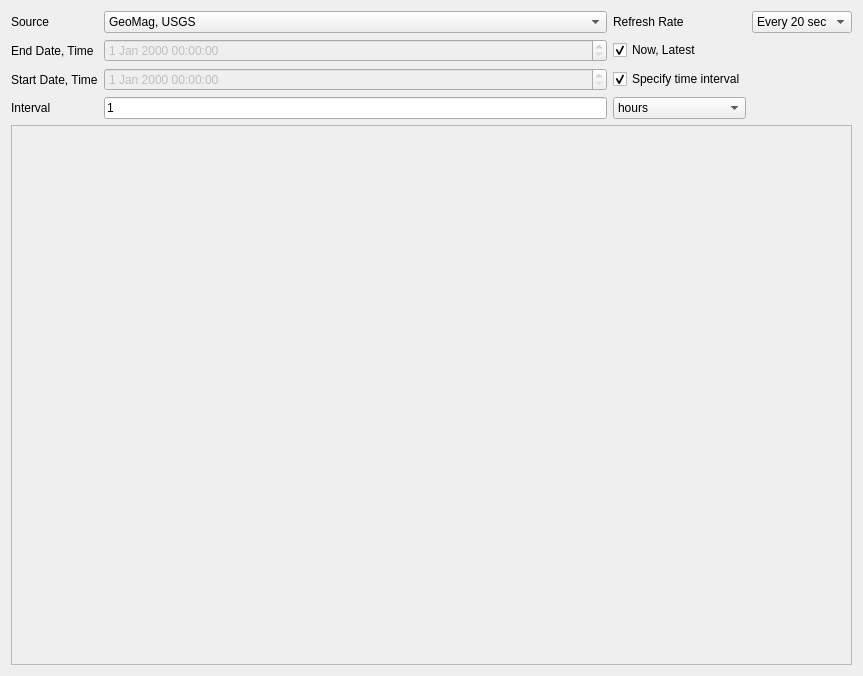
Before: the Qt Designer form src/ui_files/ui_MagneticTimeSeriesWidget.ui in tripathi-24/magnavis_v4_Interpol_Enhance_Trg, drawn with Qt 5.
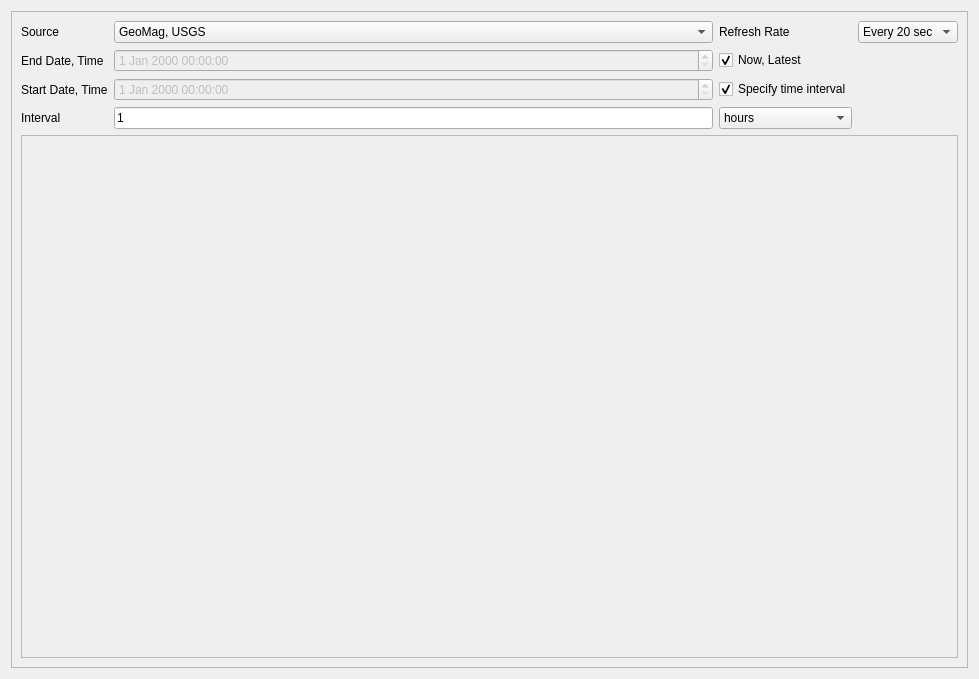
After: the same form once the commit is applied.

Commit message: scrool feature added

Patch:
```diff
--- a/src/ui_files/ui_MagneticTimeSeriesWidget.ui
+++ b/src/ui_files/ui_MagneticTimeSeriesWidget.ui
@@ -6,8 +6,8 @@
    <rect>
     <x>0</x>
     <y>0</y>
-    <width>863</width>
-    <height>676</height>
+    <width>979</width>
+    <height>679</height>
    </rect>
   </property>
   <property name="maximumSize">
@@ -19,8 +19,23 @@
   <property name="windowTitle">
    <string>Form</string>
   </property>
-  <layout class="QVBoxLayout" name="verticalLayout_2">
-   <item>
+  <layout class="QGridLayout" name="gridLayout_4">
+   <item row="0" column="0">
+    <widget class="QScrollArea" name="scrollArea_2">
+     <property name="widgetResizable">
+      <bool>true</bool>
+     </property>
+     <widget class="QWidget" name="scrollAreaWidgetContents_2">
+      <property name="geometry">
+       <rect>
+        <x>0</x>
+        <y>0</y>
+        <width>959</width>
+        <height>659</height>
+       </rect>
+      </property>
+      <layout class="QGridLayout" name="gridLayout_3">
+       <item row="0" column="0">
     <layout class="QGridLayout" name="gridLayout">
      <item row="3" column="2">
       <widget class="QComboBox" name="comboBox_2">
@@ -158,7 +173,7 @@
      </item>
     </layout>
    </item>
-   <item>
+       <item row="1" column="0">
     <widget class="QScrollArea" name="scrollArea">
      <property name="minimumSize">
       <size>
@@ -174,13 +189,17 @@
        <rect>
         <x>0</x>
         <y>0</y>
-        <width>843</width>
-        <height>550</height>
+            <width>939</width>
+            <height>533</height>
        </rect>
       </property>
       <layout class="QGridLayout" name="gridLayout_2">
        <item row="0" column="0">
         <layout class="QVBoxLayout" name="verticalLayout_3"/>
+           </item>
+          </layout>
+         </widget>
+        </widget>
        </item>
       </layout>
      </widget>
```
Lines whose indentation alone changed are shown as unchanged. The commit also changes 1 other file.
